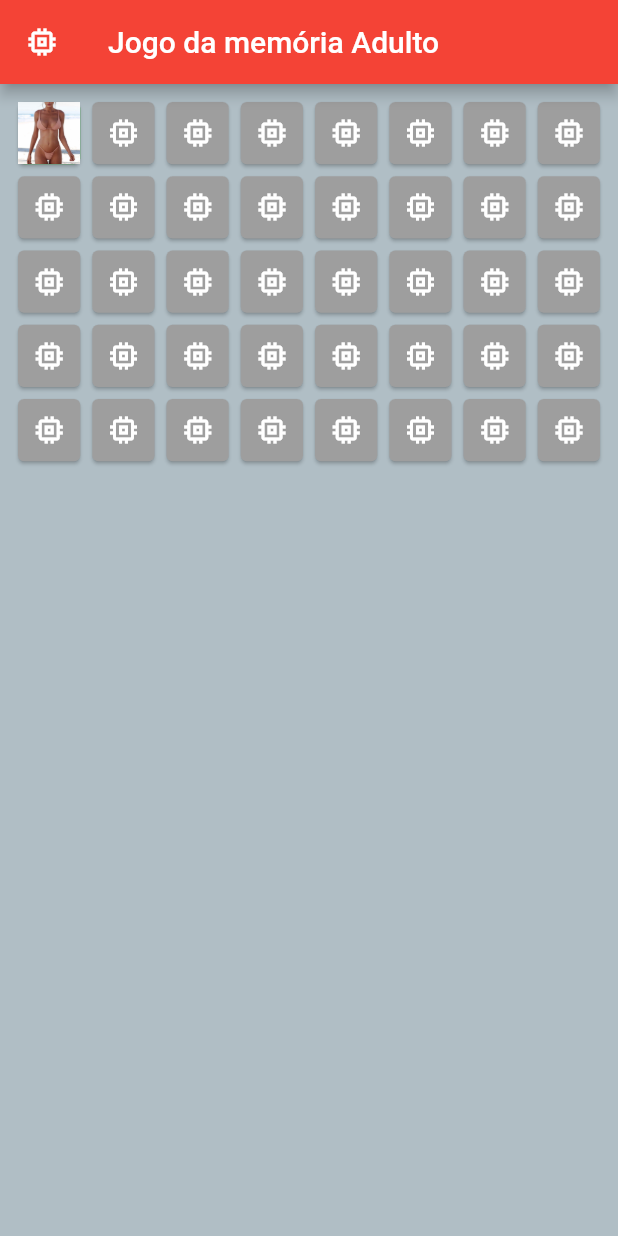
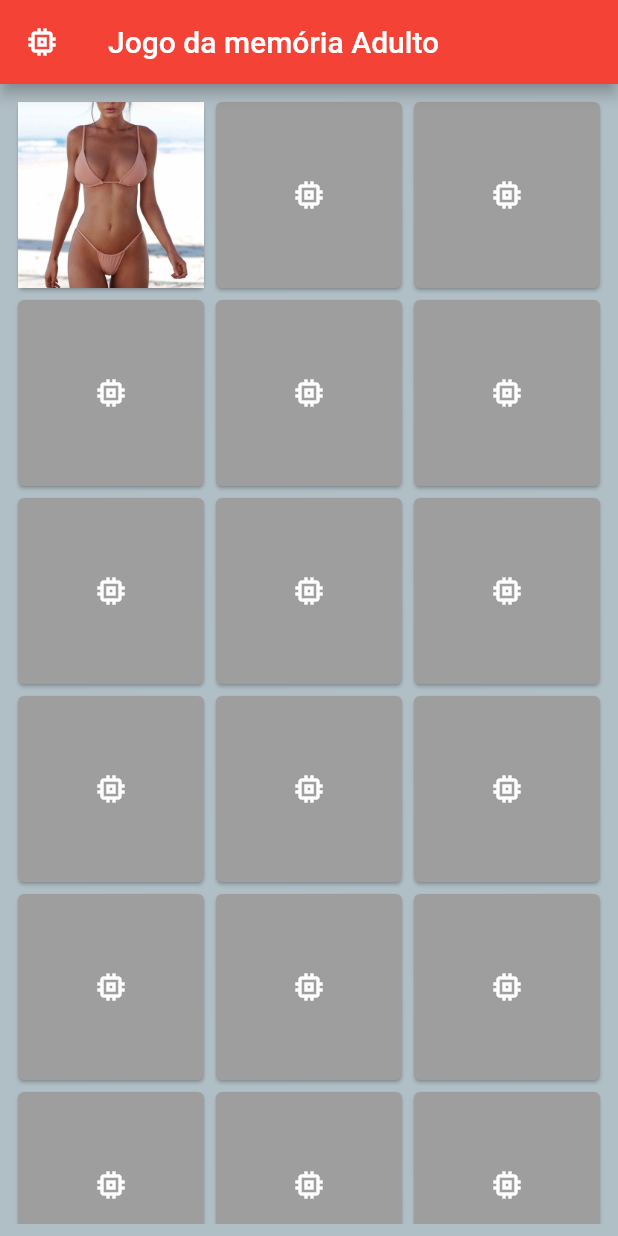
Before and after one commit to xxsilvoxx/adscomputacaomovel, a Flutter app: the screen it shows after launch, after a tap on the "memory" icon, on a phone screen of 412 x 824 dp. Run offline on Flutter 3.47's test engine with Material 2 defaults, Android fonts, the phone set to English and light mode, and no system bars; our stand-ins replace convert, dio, sqflite; accounts and stored records are empty.

Commit message:
renew
finishing

```diff
--- a/jogo_da_memoria/lib/widgets/game_board.dart
+++ b/jogo_da_memoria/lib/widgets/game_board.dart
@@ -28,7 +28,7 @@ class _GameBoardState extends State<GameBoard> {
 
   Widget _criaGridCartas() {
     return GridView.count(
-      crossAxisCount: 8,
+      crossAxisCount: 3,
       children: _criaItensGrid(),
     );
   }
@@ -161,7 +161,7 @@ class _GameBoardState extends State<GameBoard> {
           grupo: 11,
           color: Colors.red,
           image:
-          'assets/imagens/11.png'),
+              'assets/imagens/11.png'),
       Carta(
           id: 22,
           grupo: 11,
@@ -276,6 +276,18 @@ class _GameBoardState extends State<GameBoard> {
           color: Colors.indigo,
           image:
               'assets/imagens/20.jpg'),
+     /* Carta(
+          id: 41,
+          grupo: 21,
+          color: Colors.black,
+          image:
+              'assets/imagens/21.jpg'),
+      Carta(
+          id: 42,
+          grupo: 21,
+          color: Colors.green,
+          image:
+              'assets/imagens/21.jpg'),*/
 
     ];
     this._cartas.shuffle();
```
Also changed, not shown: jogo_da_memoria/assets/imagens/21.jpg (added).
